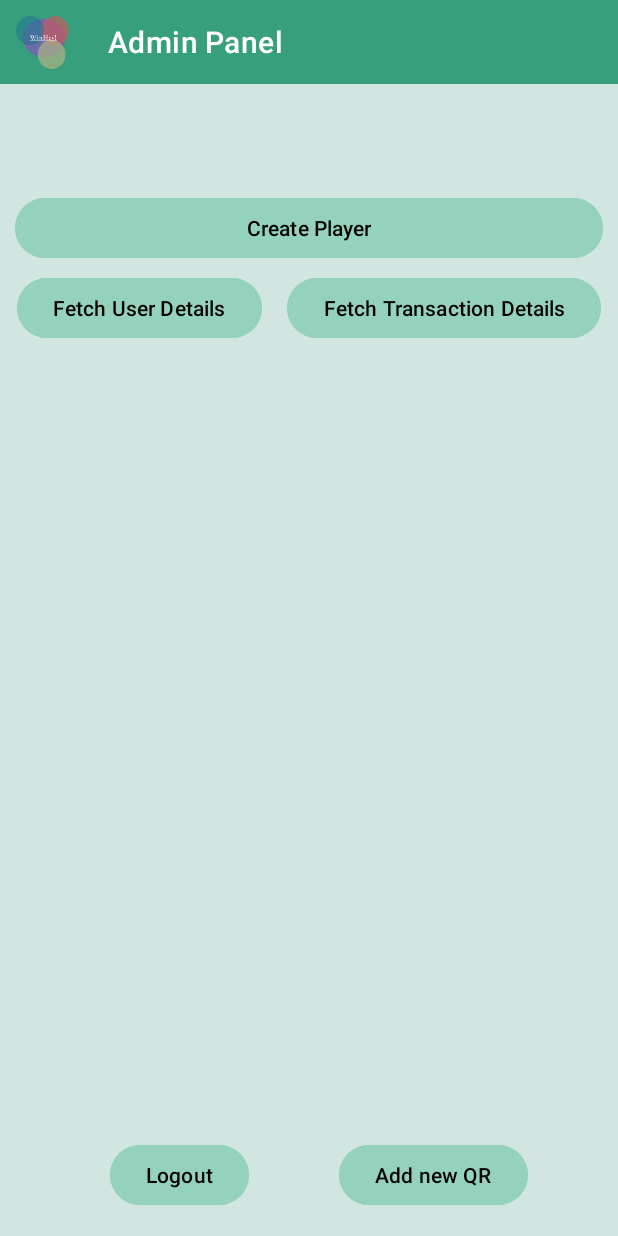
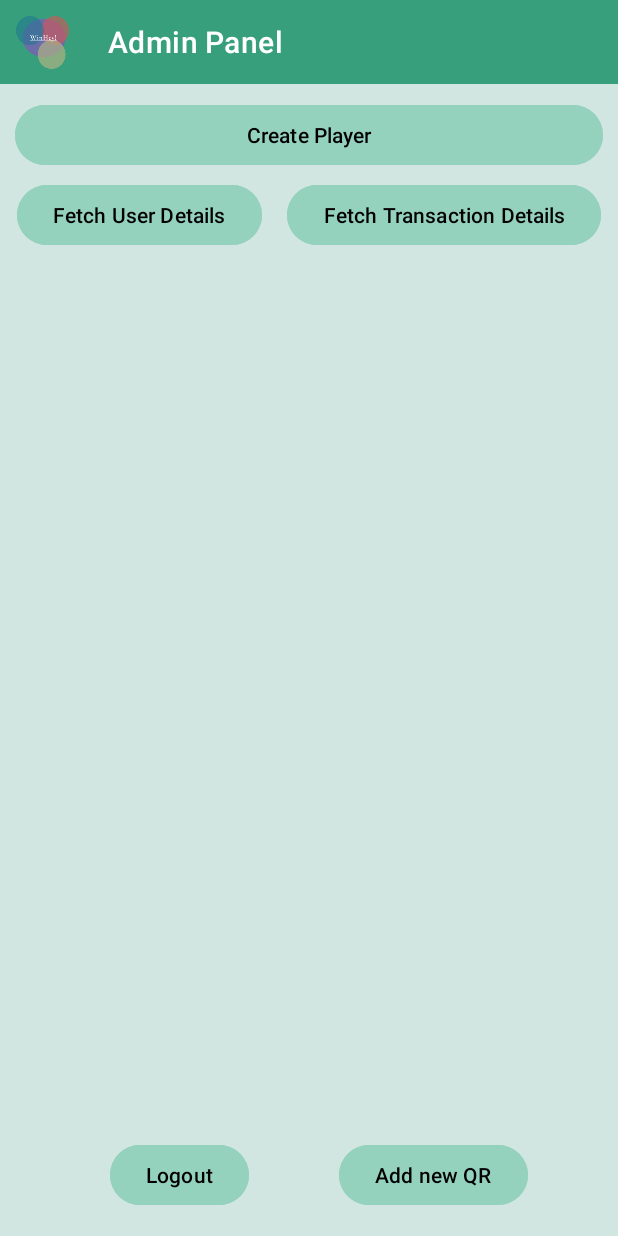
Before and after one commit to Vivek0o/winhey, an Android app: the AdminFragment screen opened through its navigation route, on a phone screen of 412 x 824 dp. Run offline under Robolectric (Android 15) with nearby library versions, the phone set to English and light mode, and no system bars; our stand-ins replace Firebase (no records; nobody signed in at launch, a user with empty details on screens opened directly), data binding, navigation-ui.

Commit message:
Minor issue resolved

```diff
--- a/app/build.gradle.kts
+++ b/app/build.gradle.kts
@@ -14,7 +14,7 @@ android {
         minSdk = 24
         targetSdk = 34
         versionCode = 1
-        versionName = "1.0"
+        versionName = "1.1"
 
         testInstrumentationRunner = "androidx.test.runner.AndroidJUnitRunner"
     }
--- a/app/src/main/java/com/example/winhey/ui/view/fragment/MoneyBottomSheetFragment.kt
+++ b/app/src/main/java/com/example/winhey/ui/view/fragment/MoneyBottomSheetFragment.kt
@@ -58,9 +58,9 @@ class MoneyBottomSheetFragment : BottomSheetDialogFragment() {
         binding.plus100.setOnClickListener(cardClickListener)
 
         binding.amountSubmit.setOnClickListener {
-            val inputValue = binding.editTextAmountMore.text.toString().toDouble()
-            if (inputValue != null && listener != null) {
-                listener?.onSubmitValue(inputValue)
+            val inputValue = binding.editTextAmountMore.text
+            if (inputValue?.isNotEmpty() == true && listener != null) {
+                listener?.onSubmitValue(inputValue.toString().toDouble())
             } else {
                 Toast.makeText(context, "Please enter a valid value", Toast.LENGTH_SHORT).show()
             }
--- a/app/src/main/java/com/example/winhey/utils/algo/DecisionMaker.kt
+++ b/app/src/main/java/com/example/winhey/utils/algo/DecisionMaker.kt
@@ -15,7 +15,7 @@ object DecisionMaker {
         this.winThreshold = game.player?.winThreshold!!
         this.lossMargin = game.player.lossMargin
         this.gamesCount = game.player.gameCount
-        val answer = if (gamesCount <= 5 && gameAmount < 1000) {
+        val answer = if (gamesCount <= 5 && game.player.totalWon < 1000) {
             generateBooleanWithProbability(90)
         } else {
             generateBooleanWithProbability(winThreshold)
--- a/app/src/main/res/layout/fragment_admin.xml
+++ b/app/src/main/res/layout/fragment_admin.xml
@@ -25,10 +25,12 @@
                 app:navigationIcon="@drawable/app_icon"
                 app:title="Admin Panel" />
         </com.google.android.material.appbar.AppBarLayout>
+
         <LinearLayout
             android:id="@+id/appUpdate"
             android:layout_width="match_parent"
             android:layout_height="wrap_content"
+            android:layout_marginHorizontal="10sp"
             app:layout_constraintStart_toStartOf="parent"
             android:visibility="gone"
             app:layout_constraintEnd_toEndOf="parent"
@@ -41,10 +43,12 @@
                 android:text="@string/app_update_message"
                 android:textSize="15sp"
                 android:textColor="@color/Black"/>
-            <Button
+            <com.google.android.material.button.MaterialButton
                 android:id="@+id/appUpdateBtn"
                 android:layout_width="0dp"
                 android:layout_weight="0.3"
+                android:textColor="@color/Black"
+                android:backgroundTint="@color/baseColor"
                 android:layout_height="wrap_content"
                 android:text="Update App"/>
 
@@ -58,7 +62,7 @@
             android:backgroundTint="@color/baseColor"
             android:text="@string/create_user"
             android:textColor="@color/Black"
-            app:layout_constraintBottom_toBottomOf="parent"
+            android:layout_marginTop="10sp"
             app:layout_constraintEnd_toEndOf="parent"
             app:layout_constraintStart_toStartOf="parent"
             app:layout_constraintTop_toBottomOf="@id/appUpdate"
--- a/app/src/main/res/layout/fragment_color_prediction_game.xml
+++ b/app/src/main/res/layout/fragment_color_prediction_game.xml
@@ -13,7 +13,7 @@
             android:layout_width="wrap_content"
             android:layout_height="wrap_content"
             android:layout_margin="10dp"
-            android:backgroundTint="@color/AppBarColor"
+            android:backgroundTint="@color/baseColor60"
             android:text="@string/_0_0"
             android:textColor="@color/Black"
             app:cornerRadius="5dp"
@@ -28,7 +28,7 @@
             android:layout_width="wrap_content"
             android:layout_height="wrap_content"
             android:layout_margin="10dp"
-            android:backgroundTint="@color/AppBarColor"
+            android:backgroundTint="@color/baseColor60"
             android:text="@string/_0_0"
             android:textColor="@color/Black"
             app:cornerRadius="5dp"
--- a/app/src/main/res/layout/fragment_player.xml
+++ b/app/src/main/res/layout/fragment_player.xml
@@ -29,6 +29,7 @@
             android:id="@+id/appUpdate"
             android:layout_width="match_parent"
             android:layout_height="wrap_content"
+            android:layout_marginHorizontal="10sp"
             app:layout_constraintStart_toStartOf="parent"
             android:visibility="gone"
             app:layout_constraintEnd_toEndOf="parent"
```
